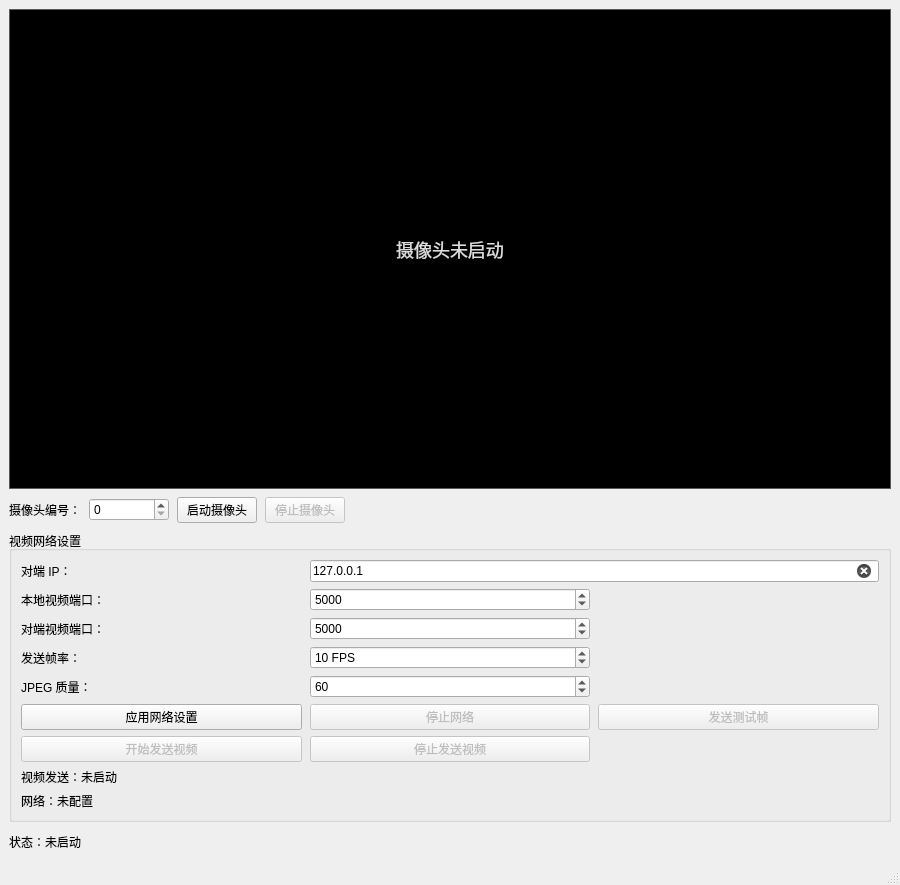
The window that mainwindow.ui (RBzhang/video_call) describes before a commit, drawn with Qt 5.
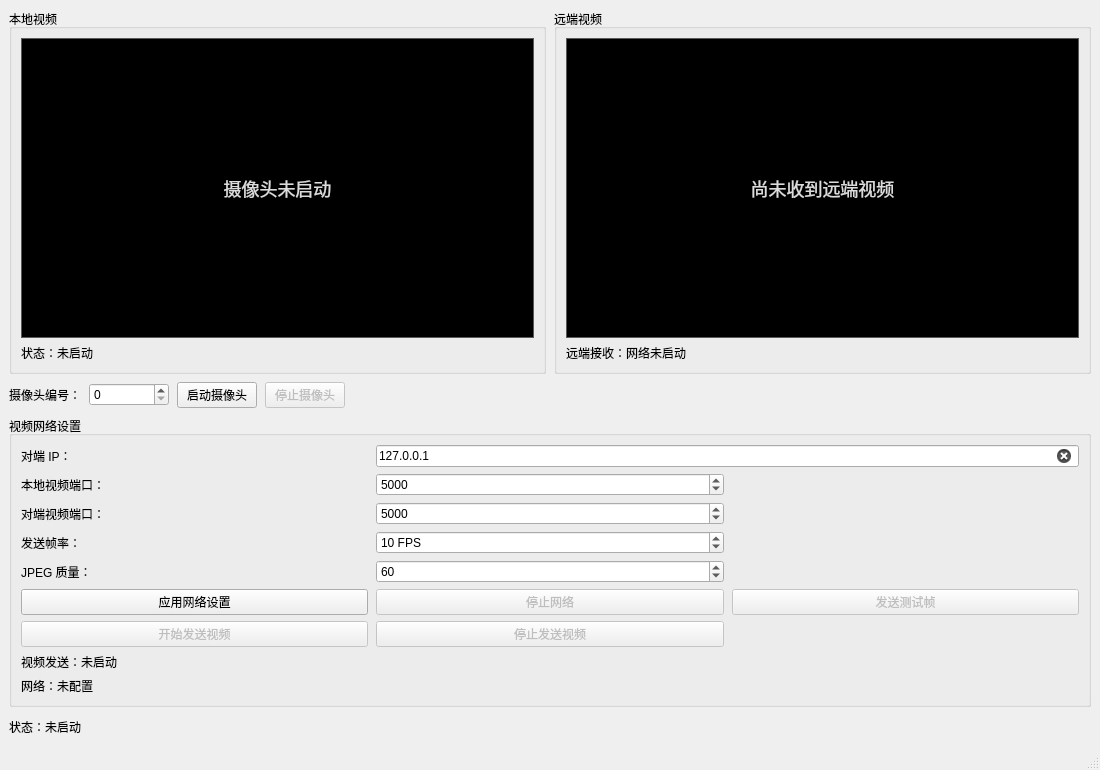
The same window after the commit.

Commit message: Add remote JPEG video display

What changed in the file:
```diff
--- a/mainwindow.ui
+++ b/mainwindow.ui
@@ -6,8 +6,8 @@
    <rect>
     <x>0</x>
     <y>0</y>
-    <width>900</width>
-    <height>680</height>
+    <width>1100</width>
+    <height>760</height>
    </rect>
   </property>
   <property name="windowTitle">
@@ -31,11 +31,22 @@
      <number>8</number>
     </property>
     <item>
+     <layout class="QHBoxLayout" name="videoHorizontalLayout" stretch="1,1">
+      <property name="spacing">
+       <number>8</number>
+      </property>
+      <item>
+       <widget class="QGroupBox" name="localVideoGroupBox">
+        <property name="title">
+         <string>本地视频</string>
+        </property>
+        <layout class="QVBoxLayout" name="localVideoVerticalLayout" stretch="1,0">
+         <item>
      <widget class="QLabel" name="videoLabel">
       <property name="minimumSize">
        <size>
-        <width>640</width>
-        <height>480</height>
+             <width>400</width>
+             <height>300</height>
        </size>
       </property>
       <property name="sizePolicy">
@@ -68,6 +79,77 @@
      </widget>
     </item>
     <item>
+          <widget class="QLabel" name="localVideoStatusLabel">
+           <property name="text">
+            <string>状态：未启动</string>
+           </property>
+           <property name="wordWrap">
+            <bool>true</bool>
+           </property>
+          </widget>
+         </item>
+        </layout>
+       </widget>
+      </item>
+      <item>
+       <widget class="QGroupBox" name="remoteVideoGroupBox">
+        <property name="title">
+         <string>远端视频</string>
+        </property>
+        <layout class="QVBoxLayout" name="remoteVideoVerticalLayout" stretch="1,0">
+         <item>
+          <widget class="QLabel" name="remoteVideoLabel">
+           <property name="minimumSize">
+            <size>
+             <width>400</width>
+             <height>300</height>
+            </size>
+           </property>
+           <property name="sizePolicy">
+            <sizepolicy hsizetype="Expanding" vsizetype="Expanding">
+             <horstretch>0</horstretch>
+             <verstretch>0</verstretch>
+            </sizepolicy>
+           </property>
+           <property name="styleSheet">
+            <string notr="true">background-color: black;
+color: rgb(220, 220, 220);
+border: 1px solid rgb(90, 90, 90);
+font-size: 18px;</string>
+           </property>
+           <property name="frameShape">
+            <enum>QFrame::Box</enum>
+           </property>
+           <property name="text">
+            <string>尚未收到远端视频</string>
+           </property>
+           <property name="alignment">
+            <set>Qt::AlignCenter</set>
+           </property>
+           <property name="scaledContents">
+            <bool>false</bool>
+           </property>
+           <property name="wordWrap">
+            <bool>false</bool>
+           </property>
+          </widget>
+         </item>
+         <item>
+          <widget class="QLabel" name="remoteVideoStatusLabel">
+           <property name="text">
+            <string>远端接收：网络未启动</string>
+           </property>
+           <property name="wordWrap">
+            <bool>true</bool>
+           </property>
+          </widget>
+         </item>
+        </layout>
+       </widget>
+      </item>
+     </layout>
+    </item>
+    <item>
      <layout class="QHBoxLayout" name="controlHorizontalLayout">
       <property name="spacing">
        <number>8</number>
```
Left out of the diff: 2 changed lines with no effect on the pictures. Lines whose indentation alone changed are shown as unchanged. The commit also changes 9 other files.
